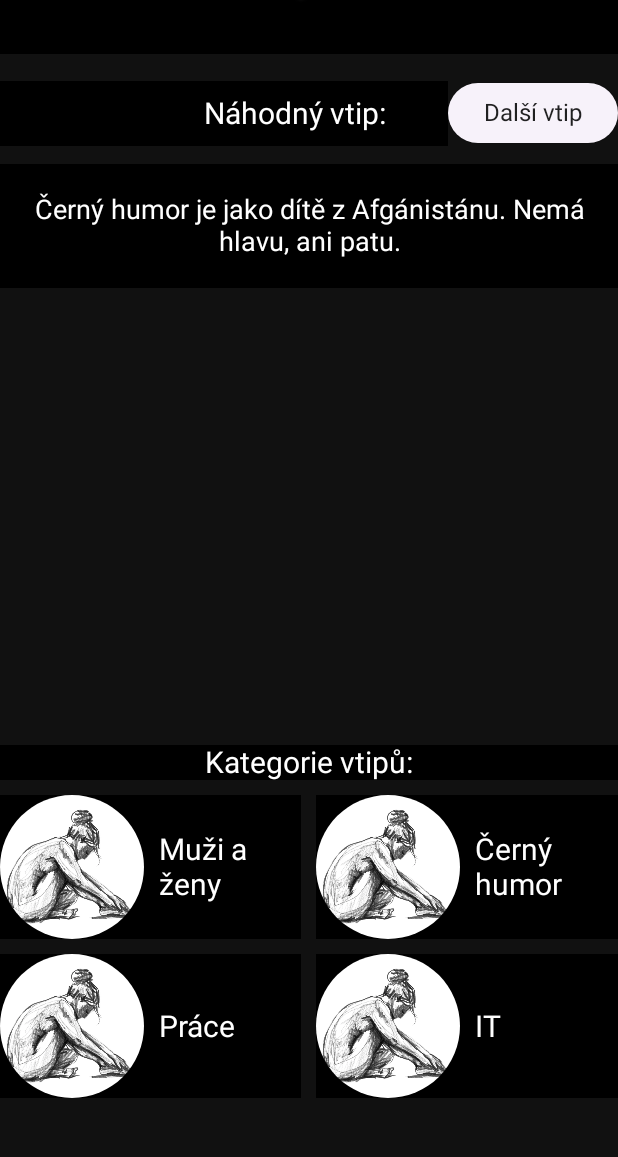
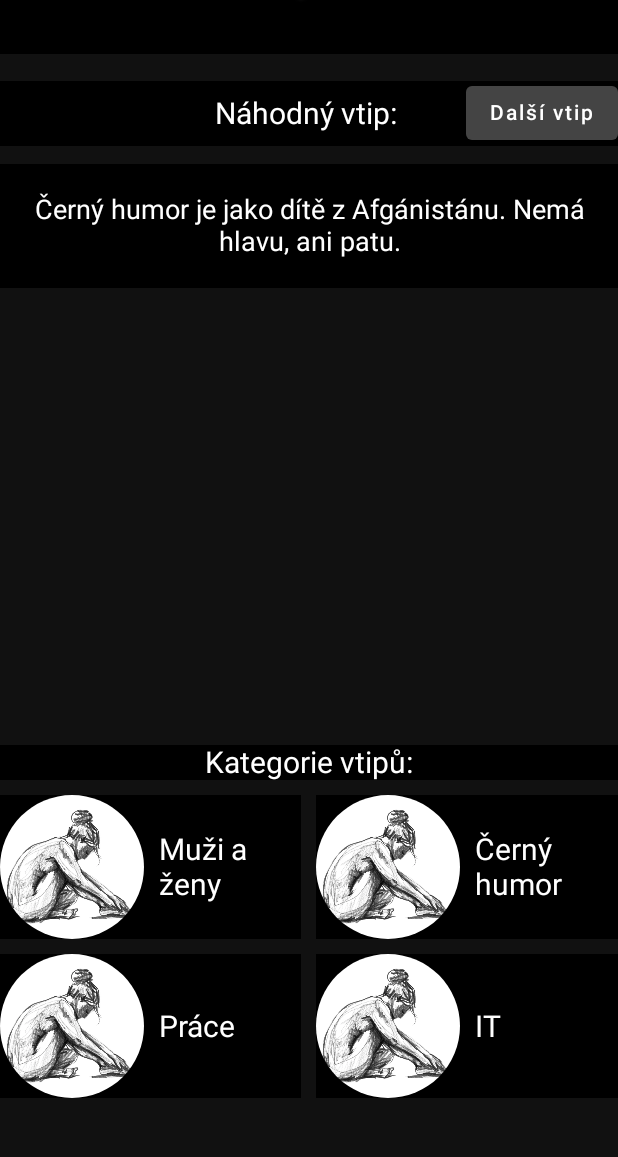
Before and after one commit to mb256/VtipList, an Android app built with Jetpack Compose: the screen it shows after launch (MainActivity), after a tap on "Další vtip", on a phone screen of 412 x 824 dp, the part 53-1210 px from its top. Run offline under Robolectric (Android 15) with nearby library versions, the phone set to English and light mode, and no system bars.

Commit message:
Change Buttom background

```diff
--- a/app/src/main/java/com/example/vtiplist/MainActivity.kt
+++ b/app/src/main/java/com/example/vtiplist/MainActivity.kt
@@ -8,6 +8,7 @@ import androidx.annotation.DrawableRes
 import androidx.compose.foundation.Image
 import androidx.compose.foundation.background
 import androidx.compose.foundation.clickable
+import androidx.compose.foundation.layout.Box
 import androidx.compose.foundation.layout.Column
 import androidx.compose.foundation.layout.Row
 import androidx.compose.foundation.layout.Spacer
@@ -24,6 +25,8 @@ import androidx.compose.foundation.rememberScrollState
 import androidx.compose.foundation.shape.CircleShape
 import androidx.compose.foundation.shape.RoundedCornerShape
 import androidx.compose.foundation.verticalScroll
+import androidx.compose.material.Button
+import androidx.compose.material.ButtonDefaults
 import androidx.compose.material.Text
 import androidx.compose.material3.ElevatedButton
 import androidx.compose.runtime.Composable
@@ -91,53 +94,35 @@ fun RandomJoke(modifier: Modifier) {
         horizontalAlignment = Alignment.CenterHorizontally,
         modifier = modifier
             .fillMaxWidth()
-            //.wrapContentHeight()
-            //.heightIn(0.dp, 300.dp) //mention max height here
-            //.height(500.dp)
     ) {
-        Row(verticalAlignment = Alignment.CenterVertically,
-            modifier = Modifier
-                .background(Color(0xff111111))
-                .fillMaxWidth()) {
-            Text(text = "",
-                fontSize = 20.sp,
-                modifier = Modifier
-                    .background(Color.Black)
-                    .padding(all = 10.dp)
-                    .weight(1F))
+
+        Box (contentAlignment = Alignment.CenterEnd) {
             Text(
                 text = "Náhodný vtip: ",
                 fontSize = 20.sp,
                 color = Color.White,
                 textAlign = TextAlign.Center,
                 modifier = Modifier
-                    //.fillMaxWidth()
+                    .fillMaxWidth()
                     .background(Color.Black)
                     .padding(all = 10.dp)
-                    .weight(2F)
             )
 
-            ElevatedButton(onClick = { randomJokeIndex = Random.nextInt(0, jokesAll.getJokesSize()) }) {
+            val mainButtonColor = ButtonDefaults.buttonColors(
+                backgroundColor = Color.DarkGray,
+                contentColor = Color.White
+            )
+            Button(
+                colors = mainButtonColor,
+                onClick = {
+                    randomJokeIndex = Random.nextInt(0, jokesAll.getJokesSize()) }
+
+            ) {
                 Text("Další vtip")
             }
 
+        }
 
-//            Text(
-//                text = "Další vtip",
-//                fontSize = 14.sp,
-//                color = Color.White,
-//                textAlign = TextAlign.Right,
-//                modifier = Modifier
-//                    //.fillMaxWidth()
-//                    .wrapContentWidth()
-//                    .background(Color.DarkGray)
-//                    .padding(all = 10.dp)
-//                    .weight(1F)
-//                    .clickable {
-//                        randomJokeIndex = Random.nextInt(0, jokesAll.getJokesSize())
-//                    }
-//            )
-        }
         Spacer(modifier = Modifier
             .height(10.dp)
             .background(Color.Gray))
```
